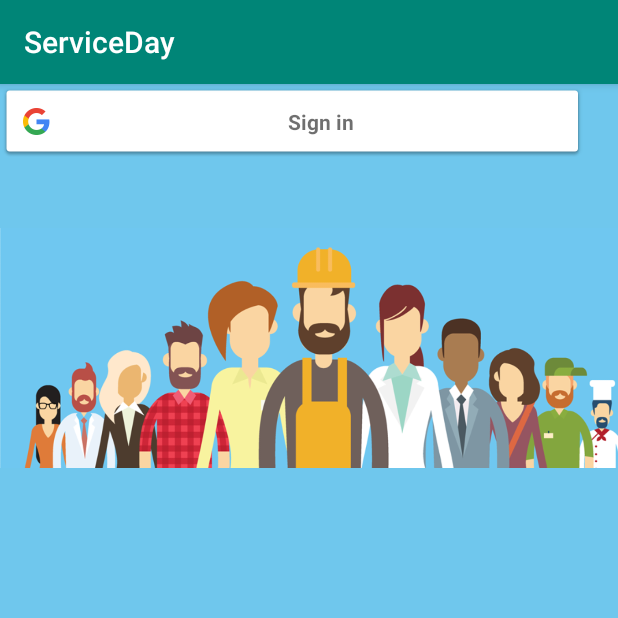
After one commit to Projetopiandroid/ServiceDay, an Android app: the Entrada screen opened directly, with no data from a screen before it, on a phone screen of 412 x 824 dp, the top half of it. The commit adds this screen. Run offline under Robolectric (Android 15) with nearby library versions, the phone set to English and light mode, and no system bars.

Commit message:
Teste Conta da Google

```diff
--- a/app/src/main/AndroidManifest.xml
+++ b/app/src/main/AndroidManifest.xml
@@ -1,7 +1,9 @@
 <?xml version="1.0" encoding="utf-8"?>
 <manifest xmlns:android="http://schemas.android.com/apk/res/android"
     package="com.example.serviceday">
-    <uses-permission android:name="android.permission.INTERNET"></uses-permission>
+
+    <uses-permission android:name="android.permission.INTERNET" />
+
     <application
         android:allowBackup="true"
         android:icon="@mipmap/ic_launcher"
@@ -9,6 +11,8 @@
         android:roundIcon="@mipmap/ic_launcher_round"
         android:supportsRtl="true"
         android:theme="@style/AppTheme">
+        <activity android:name=".Entrada"></activity>
+        <activity android:name=".Cadastro" />
         <activity android:name=".GoogleSignInActivity">
             <intent-filter>
                 <action android:name="android.intent.action.MAIN" />
--- /dev/null
+++ b/app/src/main/java/com/example/serviceday/Entrada.java
@@ -0,0 +1,13 @@
+package com.example.serviceday;
+
+import android.support.v7.app.AppCompatActivity;
+import android.os.Bundle;
+
+public class Entrada extends AppCompatActivity {
+
+    @Override
+    protected void onCreate(Bundle savedInstanceState) {
+        super.onCreate(savedInstanceState);
+        setContentView(R.layout.activity_entrada);
+    }
+}
--- /dev/null
+++ b/app/src/main/res/layout/activity_entrada.xml
@@ -0,0 +1,28 @@
+<?xml version="1.0" encoding="utf-8"?>
+<android.support.constraint.ConstraintLayout xmlns:android="http://schemas.android.com/apk/res/android"
+    xmlns:app="http://schemas.android.com/apk/res-auto"
+    xmlns:tools="http://schemas.android.com/tools"
+    android:layout_width="match_parent"
+    android:layout_height="match_parent"
+    android:background="#6FC7ED"
+    tools:context=".Entrada">
+
+    <ImageView
+        android:id="@+id/imageView"
+        android:layout_width="433dp"
+        android:layout_height="352dp"
+        app:srcCompat="@drawable/background"
+        tools:layout_editor_absoluteX="-11dp"
+        tools:layout_editor_absoluteY="281dp" />
+
+    <com.google.android.gms.common.SignInButton
+        android:id="@+id/signInButton"
+        android:layout_width="390dp"
+        android:layout_height="49dp"
+        android:layout_centerInParent="true"
+        android:visibility="visible"
+        tools:layout_editor_absoluteX="10dp"
+        tools:layout_editor_absoluteY="538dp"
+        tools:visibility="visible" />
+
+</android.support.constraint.ConstraintLayout>
```
Also changed, not shown: app/src/main/java/com/example/serviceday/Cadastro.java (added, +13 -0 lines), app/src/main/java/com/example/serviceday/GoogleSignInActivity.java (+8 -8 lines), app/src/main/java/com/example/serviceday/Usuario.java (added, +17 -0 lines), app/src/main/res/layout/activity_cadastro.xml (added, +86 -0 lines), app/src/main/res/drawable/background.png (added).
